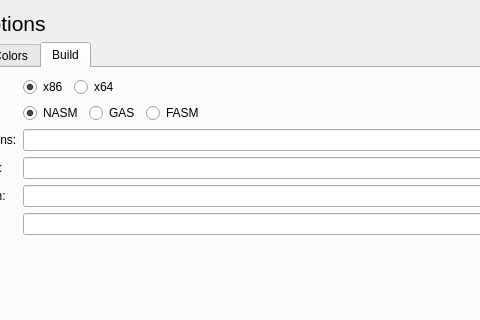
The window that settings.ui (Dman95/SASM) describes before a commit, drawn with Qt 5; both pictures show x 103 to 583 and y 0 to 320 of the 743 by 494 pixel window.
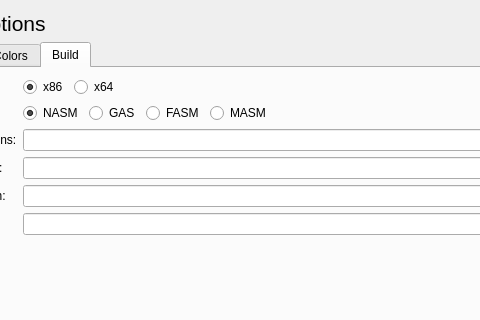
The same window after the commit.

Commit message:
MASM added, lst parser improved
1) MASM was added partly, without good highlighting and may be not
stable;
2) Lst parser was improved (work with sections and registry-independent
entry point search);
3) NASM, GAS, FASM highlighter bug with quotation and comment was fixed.

Patch:
```diff
--- a/settings.ui
+++ b/settings.ui
@@ -1876,6 +1876,16 @@
            </attribute>
           </widget>
          </item>
+         <item>
+          <widget class="QRadioButton" name="masmRadioButton">
+           <property name="text">
+            <string>MASM</string>
+           </property>
+           <attribute name="buttonGroup">
+            <string notr="true">buttonGroup</string>
+           </attribute>
+          </widget>
+         </item>
          <item>
           <spacer name="horizontalSpacer_8">
            <property name="orientation">
```
The commit also changes 17 other files.
